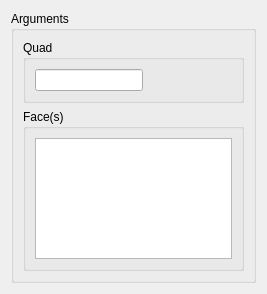
Old version of the form src/HEXABLOCKGUI/QuadAssoc_QTD.ui in the repository SalomePlatform/hexablock.
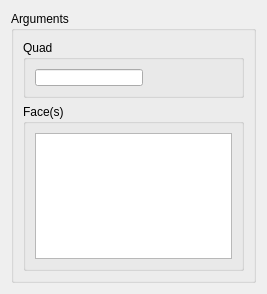
New version of the form.

The edit to the form file:
```diff
--- a/src/HEXABLOCKGUI/QuadAssoc_QTD.ui
+++ b/src/HEXABLOCKGUI/QuadAssoc_QTD.ui
@@ -22,6 +22,12 @@
      <layout class="QVBoxLayout" name="verticalLayout_2">
       <item>
        <widget class="QGroupBox" name="groupBox_4">
+        <property name="maximumSize">
+         <size>
+          <width>16777215</width>
+          <height>58</height>
+         </size>
+        </property>
         <property name="title">
          <string>Quad</string>
         </property>
```
